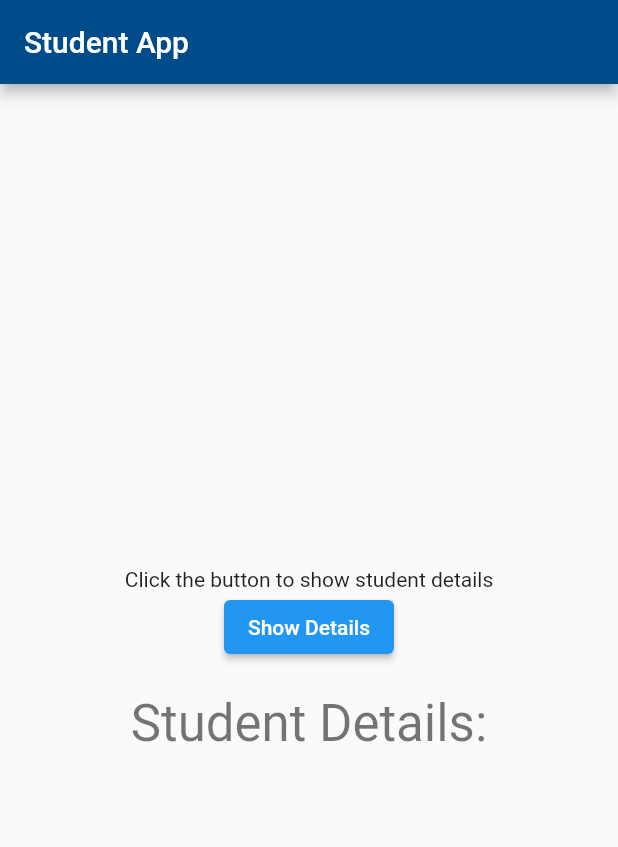
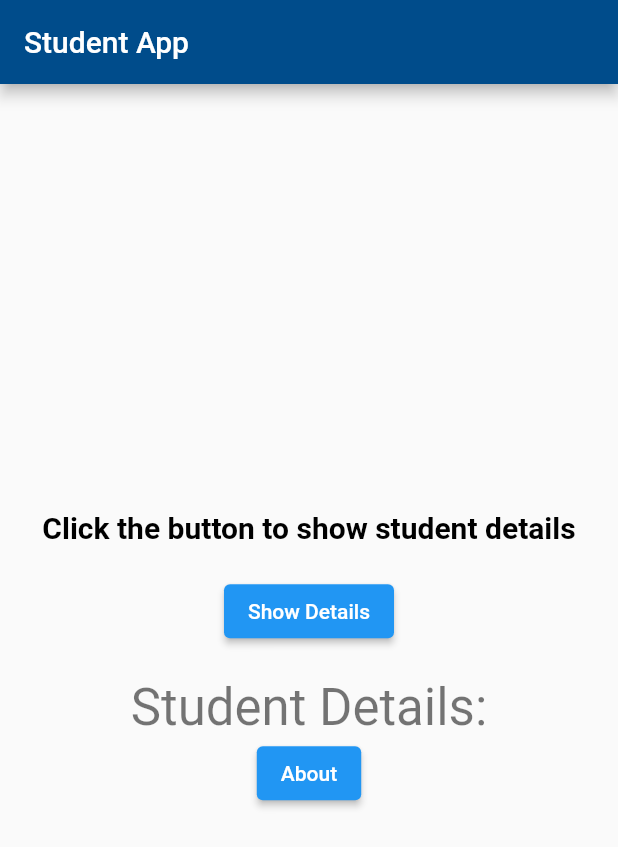
Before and after one commit to NoShadiah/NabawangaShadiah_Mobile-Applications-Exam-Sem-2-2023, a Flutter app: the screen it shows after launch, on a phone screen of 412 x 824 dp. Shown: the top 847 px of the screen. Run offline on Flutter 3.47's test engine with Material 2 defaults, Android fonts, the phone set to English and light mode, and no system bars.

Commit message:
created new project

```diff
--- a/studentapp/lib/main.dart
+++ b/studentapp/lib/main.dart
@@ -1,4 +1,5 @@
 import 'package:flutter/material.dart';
+import 'package:studentapp/task2.dart';
 
 void main() {
   runApp(const MyApp());
@@ -12,72 +13,104 @@ class MyApp extends StatelessWidget {
   Widget build(BuildContext context) {
     return MaterialApp(
       title: 'Student App',
-      home: const MyHomeScreen(title: 'Student App'),
+      home: MyHomeScreen(title: 'Student App'),
+      debugShowCheckedModeBanner: false,
     );
   }
 }
 
 class MyHomeScreen extends StatefulWidget {
-  const MyHomeScreen({super.key, required this.title});
+  MyHomeScreen({super.key, required this.title});
   final String title;
+
 
   @override
   State<MyHomeScreen> createState() => _MyHomeScreenState();
 }
 
 class _MyHomeScreenState extends State<MyHomeScreen> {
+
+  String? buttonLabel = "Show Details";
+  String studentname = "Nabawanga Shadiah";
+  String studentemail = "nabawangashadiah20@gmail.com";
+  String studentNumber = "2022/DCSE/023/SS:";
+  String studentage = "20";
   String? studentDetails = "Student Details:";
+
+
 
   void ChangeStudentDetails() {
     setState(() {
-      // This call to setState tells the Flutter framework that something has
-      // changed in this State, which causes it to rerun the build method below
-      // so that the display can reflect the updated values. If we changed
-      // _counter without calling setState(), then the build method would not be
-      // called again, and so nothing would appear to happen.
-      studentDetails="Student Details: John Doe, Age: 20, Grade: A.";
+      studentDetails = "Student Details: John Doe, Age: 20, Grade: A.";
+      buttonLabel = "Hide Details";
+    });
+  }
+
+  void HideStudentDetails() {
+    setState(() {
+      studentDetails = "Student Details: ";
+      buttonLabel = "Show Details";
     });
   }
 
   @override
   Widget build(BuildContext context) {
     // This method is rerun every time setState is called, for instance as done
-    // by the _incrementCounter method above.
-    //
-    // The Flutter framework has been optimized to make rerunning build methods
-    // fast, so that you can just rebuild anything that needs updating rather
-    // than having to individually change instances of widgets.
+    // by the showdetails method above.
+
     return Scaffold(
       appBar: AppBar(
-
         backgroundColor: const Color.fromARGB(255, 0, 76, 139),
-
         title: Text(widget.title),
       ),
       body: Center(
-
         child: Column(
-
           mainAxisAlignment: MainAxisAlignment.center,
           children: <Widget>[
             const Text(
-              'Click the button to show student details',
+              'Click the button to show student details', style: TextStyle(
+                color: Colors.black,
+                fontWeight: FontWeight.bold,
+                fontSize: 20
               ),
+            ),
+
+            const SizedBox(
+              height: 20,
+            ),
+
             ElevatedButton(
                 // style: ,
-            onPressed: ChangeStudentDetails,
-            child: Text("Show Details", style: TextStyle(color: Colors.white),
+                onPressed: ChangeStudentDetails
+                // HideStudentDetails();
+                ,
+                child: Text(
+                  "$buttonLabel",
+                  style: TextStyle(color: Colors.white),
                 )),
-      //       FloatingActionButton(
-      //   onPressed: ChangeStudentDetails,
-      //   tooltip: 'ShowDetails',
-      //   child: const Icon(Icons.arrow_drop_down),
-      // ),
-            SizedBox(height: 20,),
+            //
+            SizedBox(
+              height: 20,
+            ),
+            Column(
+              mainAxisAlignment: MainAxisAlignment.center,
+              children: [
+                // if(buttonLabel=="Hide Details")
                 Text(
                   '$studentDetails',
                   style: Theme.of(context).textTheme.headlineMedium,
                 ),
+                  ElevatedButton(
+                  // style: ,
+                  onPressed: (){
+                    Navigator.push(context, MaterialPageRoute(builder: (context) => AboutScreen(name:studentname, email: studentemail, studentNumber: studentNumber)));
+                  },
+                  child: Text("About", style: TextStyle(color: Colors.white),
+                  )
+                ),
+
+              ],
+            )
           ],
         ),
       ),
--- /dev/null
+++ b/studentapp/lib/student.dart
@@ -0,0 +1,28 @@
+abstract class Student {
+  Student(this.name, this.email, this.studentNumber, this.age, this.grade);
+  String name = "......";
+  String email = "......";
+  String studentNumber = "......";
+  int age = 0;
+  String grade = "A";
+
+  String getname() {
+    return name;
+  }
+
+  String getemail() {
+    return email;
+  }
+
+  String getstudentNumber() {
+    return studentNumber;
+  }
+
+  String getage() {
+    return '$age';
+  }
+
+  String getGrade() {
+    return grade;
+  }
+}
```
Also changed, not shown: studentapp/lib/task2.dart (+113 -18 lines). Lines whose indentation alone changed are shown as unchanged.
